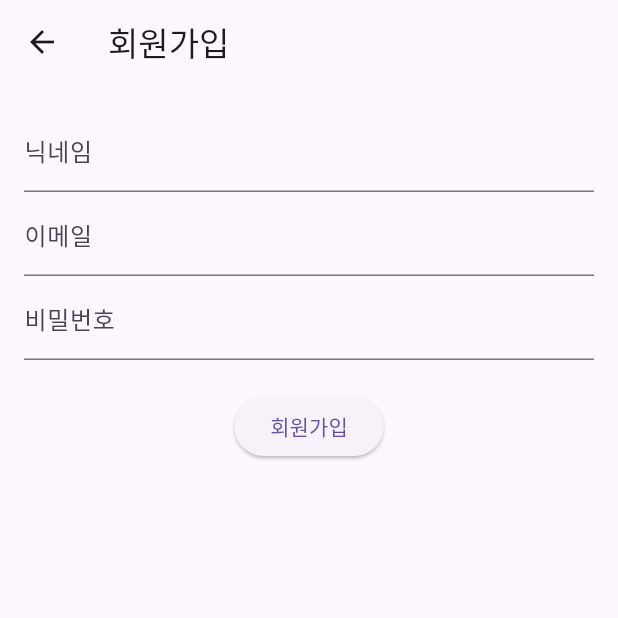
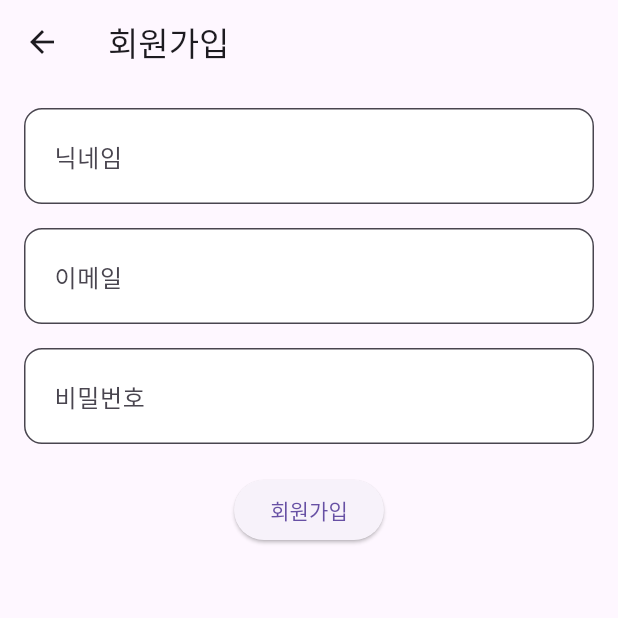
Before and after one commit to syprisilla/Walk_Guide, a Flutter app: the SignUpScreen screen opened directly, on a phone screen of 412 x 824 dp, the top half of it. Run offline on Flutter 3.47's test engine with Material 3 defaults, Android fonts, the phone set to English and light mode, and no system bars; our stand-ins replace camera, cloud_firestore, firebase_auth, firebase_core, fl_chart, flutter_tts and 5 more; missing offline and left inert: google_mlkit_commons, google_mlkit_object_detection; accounts and stored records are empty.

Commit message:
fix: redesign signup input block

```diff
--- a/app/lib/signup_page.dart
+++ b/app/lib/signup_page.dart
@@ -71,15 +71,77 @@ class _SignUpScreenState extends State<SignUpScreen> {
           children: [
             TextField(
               controller: nicknameController,
-              decoration: const InputDecoration(labelText: '닉네임'),
+              decoration: InputDecoration(
+                hintText: '닉네임',
+                filled: true,
+                fillColor: Colors.white,
+                contentPadding: const EdgeInsets.symmetric(horizontal: 16, vertical: 20),
+                border: OutlineInputBorder(
+                  borderRadius: BorderRadius.circular(12),
+                  borderSide: const BorderSide(
+                    color: Colors.black,
+                    width: 0.8,
+                  ),
+                ),
+                focusedBorder: OutlineInputBorder(
+                  borderRadius: BorderRadius.circular(12),
+                  borderSide: const BorderSide(
+                    color: Colors.black,
+                    width: 1.0,
+                  ),
+                ),
+              ),
+              style: const TextStyle(color: Colors.black),
             ),
+            const SizedBox(height: 16),
             TextField(
               controller: emailController,
-              decoration: const InputDecoration(labelText: '이메일'),
+              decoration: InputDecoration(
+                hintText: '이메일',
+                filled: true,
+                fillColor: Colors.white,
+                contentPadding: const EdgeInsets.symmetric(horizontal: 16, vertical: 20),
+                border: OutlineInputBorder(
+                  borderRadius: BorderRadius.circular(12),
+                  borderSide: const BorderSide(
+                    color: Colors.black,
+                    width: 0.8,
+                  ),
+                ),
+                focusedBorder: OutlineInputBorder(
+                  borderRadius: BorderRadius.circular(12),
+                  borderSide: const BorderSide(
+                    color: Colors.black,
+                    width: 1.0,
+                  ),
+                ),
+              ),
+              style: const TextStyle(color: Colors.black),
             ),
+            const SizedBox(height: 16),
             TextField(
               controller: passwordController,
-              decoration: const InputDecoration(labelText: '비밀번호'),
+              decoration: InputDecoration(
+                hintText: '비밀번호',
+                filled: true,
+                fillColor: Colors.white,
+                contentPadding: const EdgeInsets.symmetric(horizontal: 16, vertical: 20),
+                border: OutlineInputBorder(
+                  borderRadius: BorderRadius.circular(12),
+                  borderSide: const BorderSide(
+                    color: Colors.black,
+                    width: 0.8,
+                  ),
+                ),
+                focusedBorder: OutlineInputBorder(
+                  borderRadius: BorderRadius.circular(12),
+                  borderSide: const BorderSide(
+                    color: Colors.black,
+                    width: 1.0,
+                  ),
+                ),
+              ),
+              style: const TextStyle(color: Colors.black),
               obscureText: true,
             ),
             const SizedBox(height: 20),
```
